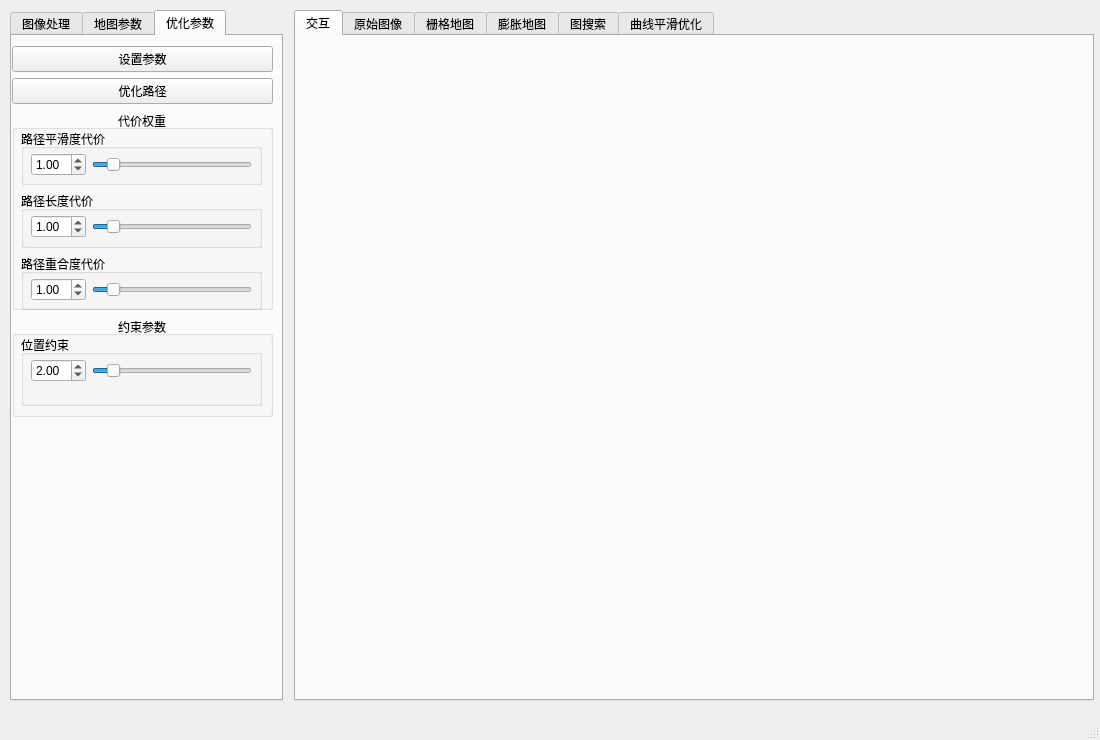
First picture: the form in mian_window.ui, repository Jieyi-Jiang/ackerman_planning_learning_python, before the edit.
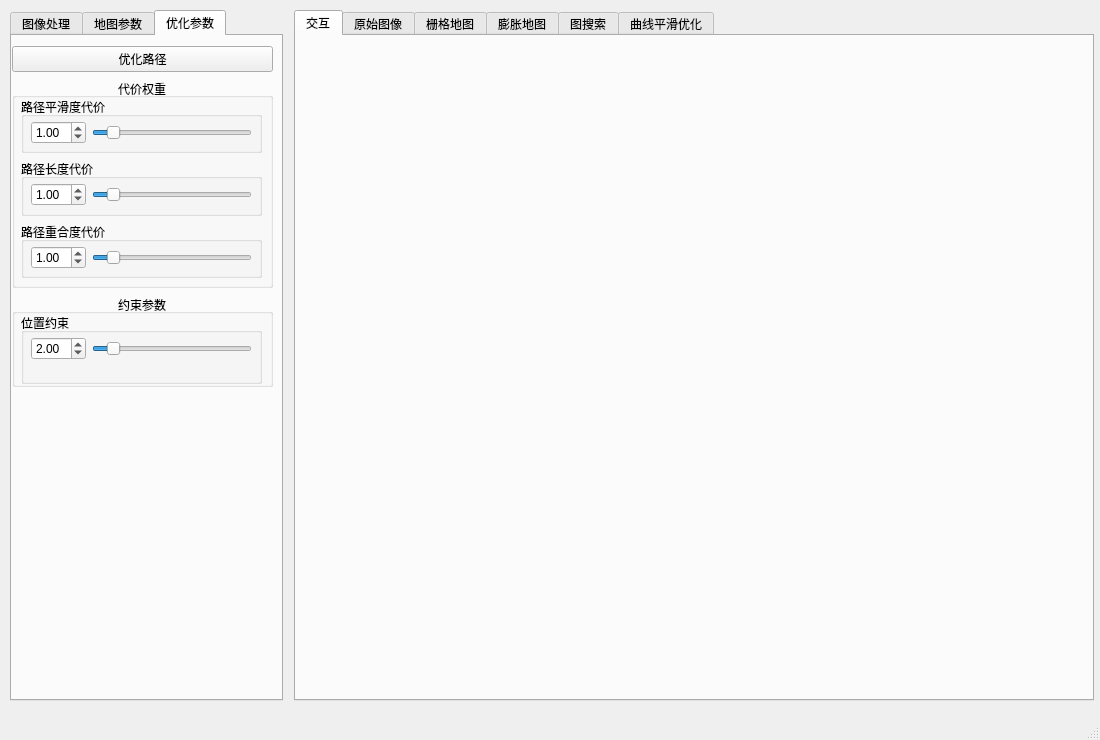
Second picture: the form after the edit. The open tabs and pages were chosen to show the change.

Patch:
```diff
--- a/mian_window.ui
+++ b/mian_window.ui
@@ -1021,29 +1021,10 @@
            <x>0</x>
            <y>10</y>
            <width>261</width>
-           <height>371</height>
+           <height>341</height>
           </rect>
          </property>
          <layout class="QVBoxLayout" name="verticalLayout_14">
-          <item>
-           <widget class="QPushButton" name="btn_set_optimal_param">
-            <property name="minimumSize">
-             <size>
-              <width>250</width>
-              <height>0</height>
-             </size>
-            </property>
-            <property name="maximumSize">
-             <size>
-              <width>99999</width>
-              <height>16777215</height>
-             </size>
-            </property>
-            <property name="text">
-             <string>设置参数</string>
-            </property>
-           </widget>
-          </item>
           <item>
            <widget class="QPushButton" name="btn_smooth_path">
             <property name="text">
@@ -1056,7 +1037,7 @@
             <property name="minimumSize">
              <size>
               <width>0</width>
-              <height>200</height>
+              <height>210</height>
              </size>
             </property>
             <property name="title">
```
Left out of the diff: 18 changed lines with no effect on the pictures.
